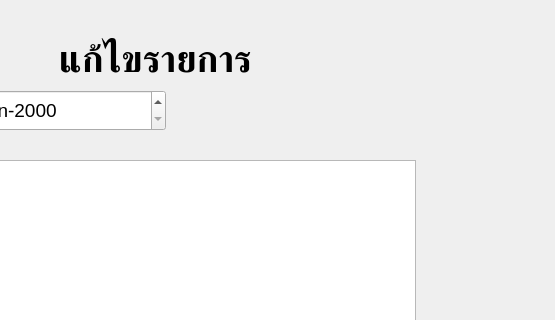
Old version of the form editwindow.ui in the repository Tent-Dev/Python_Daily_Accounting; both pictures show x 245 to 800 and y 0 to 320 of the 800 by 600 pixel window.
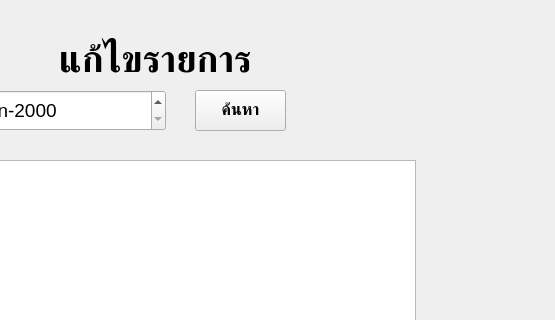
New version of the form.

```diff
--- a/editwindow.ui
+++ b/editwindow.ui
@@ -132,6 +132,27 @@
      </rect>
     </property>
    </widget>
+   <widget class="QPushButton" name="find_btn">
+    <property name="geometry">
+     <rect>
+      <x>440</x>
+      <y>90</y>
+      <width>91</width>
+      <height>41</height>
+     </rect>
+    </property>
+    <property name="font">
+     <font>
+      <family>Sukhumvit Set</family>
+      <pointsize>12</pointsize>
+      <weight>75</weight>
+      <bold>true</bold>
+     </font>
+    </property>
+    <property name="text">
+     <string>ค้นหา</string>
+    </property>
+   </widget>
   </widget>
   <widget class="QMenuBar" name="menubar">
    <property name="geometry">
```
Left out of the diff: 2 changed lines with no effect on the pictures.
